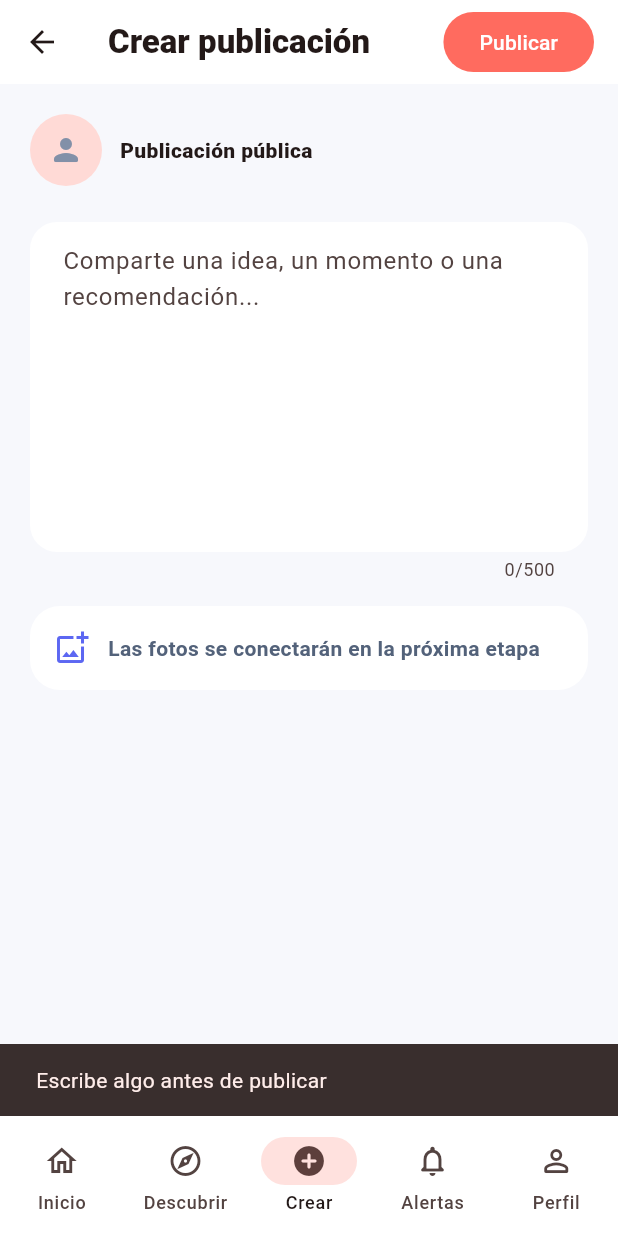
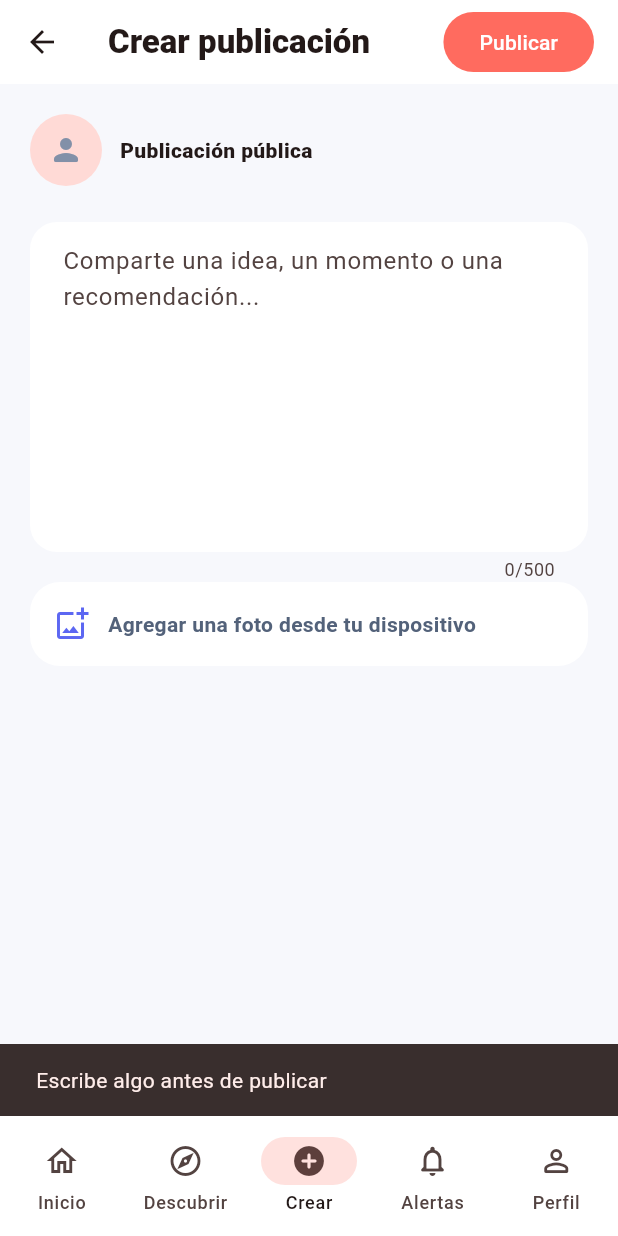
Before and after one commit to thezebrakingok/com.vylio.cloupbi, a Flutter app: the HomeShell screen opened directly, item 3 of the bottom bar chosen, after a tap on "Publicar", on a phone screen of 412 x 824 dp. Run offline on Flutter 3.47's test engine with Material 3 defaults, Android fonts, the phone set to English and light mode, and no system bars; our stand-ins replace image_picker, supabase_flutter; accounts and stored records are empty.

Commit message:
Preparar version de produccion sin contenido simulado

```diff
--- a/lib/main.dart
+++ b/lib/main.dart
@@ -1,4 +1,7 @@
+import 'dart:io';
+
 import 'package:flutter/material.dart';
+import 'package:image_picker/image_picker.dart';
 
 import 'core/supabase_service.dart';
 import 'data/auth_service.dart';
@@ -114,6 +117,7 @@ class _AuthPageState extends State<AuthPage> {
   final _email = TextEditingController();
   final _password = TextEditingController();
   final _name = TextEditingController();
+  final _username = TextEditingController();
   final _auth = const AuthService();
   bool _isSignUp = false;
   bool _busy = false;
@@ -124,6 +128,7 @@ class _AuthPageState extends State<AuthPage> {
     _email.dispose();
     _password.dispose();
     _name.dispose();
+    _username.dispose();
     super.dispose();
   }
 
@@ -173,6 +178,16 @@ class _AuthPageState extends State<AuthPage> {
                   const SizedBox(height: 24),
                   if (_isSignUp) ...[
                     TextField(
+                      controller: _username,
+                      textInputAction: TextInputAction.next,
+                      decoration: const InputDecoration(
+                        labelText: 'Nombre de usuario',
+                        hintText: 'ej: cloupbi_user',
+                        prefixIcon: Icon(Icons.alternate_email_rounded),
+                      ),
+                    ),
+                    const SizedBox(height: 12),
+                    TextField(
                       controller: _name,
                       textInputAction: TextInputAction.next,
                       decoration: const InputDecoration(
@@ -186,8 +201,10 @@ class _AuthPageState extends State<AuthPage> {
                     controller: _email,
                     keyboardType: TextInputType.emailAddress,
                     textInputAction: TextInputAction.next,
-                    decoration: const InputDecoration(
-                      labelText: 'Correo electrónico',
+                    decoration: InputDecoration(
+                      labelText: _isSignUp
+                          ? 'Correo electrónico'
+                          : 'Usuario o correo electrónico',
                       prefixIcon: Icon(Icons.mail_outline_rounded),
                     ),
                   ),
@@ -259,14 +276,25 @@ class _AuthPageState extends State<AuthPage> {
   Future<void> _submit() async {
     final email = _email.text.trim();
     final password = _password.text;
-    if (email.isEmpty || password.length < 6) {
-      _show('Ingresá un correo y una contraseña de al menos 6 caracteres.');
+    final username = _username.text.trim().toLowerCase();
+    final identifier = _email.text.trim();
+    if (identifier.isEmpty ||
+        password.length < 6 ||
+        (_isSignUp &&
+            (username.length < 3 ||
+                !RegExp(r'^[a-z0-9_.]+$').hasMatch(username)))) {
+      _show(
+        _isSignUp
+            ? 'Usá un usuario de 3 caracteres o más, correo válido y contraseña de al menos 6 caracteres.'
+            : 'Ingresá tu usuario o correo y una contraseña de al menos 6 caracteres.',
+      );
       return;
     }
     setState(() => _busy = true);
     try {
       if (_isSignUp) {
         final response = await _auth.signUp(
+          username: username,
           email: email,
           password: password,
           displayName: _name.text,
@@ -275,7 +303,7 @@ class _AuthPageState extends State<AuthPage> {
           _show('Cuenta creada. Revisá tu correo para confirmar el acceso.');
         }
       } else {
-        await _auth.signIn(email: email, password: password);
+        await _auth.signIn(identifier: identifier, password: password);
       }
     } catch (error) {
       if (mounted) _show(_friendlyAuthError(error));
@@ -397,8 +425,8 @@ class _HomeShellState extends State<HomeShell> {
     }
   }
 
-  Future<void> _createPost(String body) async {
-    await _repository.createPost(body: body);
+  Future<void> _createPost(String body, String? imageUrl) async {
+    await _repository.createPost(body: body, imageUrl: imageUrl);
     await _loadFeed();
     if (mounted) setState(() => _selectedIndex = 0);
   }
@@ -482,7 +510,6 @@ class FeedPage extends StatelessWidget {
               ),
             ],
           ),
-          SliverToBoxAdapter(child: StoriesRow(onCreate: onCreate)),
           SliverToBoxAdapter(child: ComposerCard(onTap: onCreate)),
           if (loading)
             const SliverFillRemaining(
@@ -597,60 +624,6 @@ class BrandMark extends StatelessWidget {
       ],
     ),
   );
-}
-
-class StoriesRow extends StatelessWidget {
-  const StoriesRow({super.key, required this.onCreate});
-  final VoidCallback onCreate;
-  @override
-  Widget build(BuildContext context) {
-    const names = ['Tu historia', 'Sofia', 'Mateo', 'Valen', 'Nico'];
-    return SizedBox(
-      height: 112,
-      child: ListView.separated(
-        padding: const EdgeInsets.fromLTRB(20, 8, 20, 12),
-        scrollDirection: Axis.horizontal,
-        itemCount: names.length,
-        separatorBuilder: (_, _) => const SizedBox(width: 16),
-        itemBuilder: (context, index) {
-          final mine = index == 0;
-          return GestureDetector(
-            onTap: mine ? onCreate : () {},
-            child: Column(
-              children: [
-                Container(
-                  padding: const EdgeInsets.all(3),
-                  decoration: BoxDecoration(
-                    shape: BoxShape.circle,
-                    gradient: mine
-                        ? null
-                        : const LinearGradient(
-                            colors: [Color(0xFFFF6B5F), Color(0xFF5C67F2)],
-                          ),
-                    color: mine ? const Color(0xFFE5E9F2) : null,
-                  ),
-                  child: const CircleAvatar(
-                    radius: 30,
-                    backgroundColor: Colors.white,
-                    child: Icon(Icons.person_rounded, color: Color(0xFF8290A8)),
-                  ),
-                ),
-                const SizedBox(height: 6),
-                Text(
-                  names[index],
-                  style: const TextStyle(
-                    fontSize: 12,
-                    fontWeight: FontWeight.w600,
-                    color: Color(0xFF40516D),
-                  ),
-                ),
-              ],
-            ),
-          );
-        },
-      ),
-    );
-  }
 }
 
 class ComposerCard extends StatelessWidget {
@@ -1096,7 +1069,7 @@ class _PostAction extends StatelessWidget {
 
 class CreatePage extends StatefulWidget {
   const CreatePage({super.key, required this.onPostCreated});
-  final Future<void> Function(String body) onPostCreated;
+  final Future<void> Function(String body, String? imageUrl) onPostCreated;
 
   @override
   State<CreatePage> createState() => _CreatePageState();
@@ -1104,6 +1077,8 @@ class CreatePage extends StatefulWidget {
 
 class _CreatePageState extends State<CreatePage> {
   final _controller = TextEditingController();
+  final _picker = ImagePicker();
+  XFile? _selectedImage;
   bool _busy = false;
 
   @override
@@ -1160,8 +1135,22 @@ class _CreatePageState extends State<CreatePage> {
               fillColor: Colors.white,
             ),
           ),
-          const SizedBox(height: 16),
-          Container(
+          if (_selectedImage != null)
+            Padding(
+              padding: const EdgeInsets.only(bottom: 16),
+              child: ClipRRect(
+                borderRadius: BorderRadius.circular(20),
+                child: Image.file(
+                  File(_selectedImage!.path),
+                  height: 180,
+                  width: double.infinity,
+                  fit: BoxFit.cover,
+                ),
+              ),
+            ),
+          GestureDetector(
+            onTap: _pickImage,
+            child: Container(
               padding: const EdgeInsets.all(16),
               decoration: BoxDecoration(
                 color: Colors.white,
@@ -1174,16 +1163,15 @@ class _CreatePageState extends State<CreatePage> {
                     color: Color(0xFF5C67F2),
                   ),
                   SizedBox(width: 12),
-                Expanded(
-                  child: Text(
-                    'Las fotos se conectarán en la próxima etapa',
+                  Text(
+                    'Agregar una foto desde tu dispositivo',
                     style: TextStyle(
                       fontWeight: FontWeight.w600,
                       color: Color(0xFF53627A),
                     ),
                   ),
-                ),
-              ],
+                ],
+              ),
             ),
           ),
         ],
@@ -1198,8 +1186,19 @@ class _CreatePageState extends State<CreatePage> {
     }
     setState(() => _busy = true);
     try {
-      await widget.onPostCreated(_controller.text);
+      String? imageUrl;
+      if (_selectedImage != null) {
+        final bytes = await _selectedImage!.readAsBytes();
+        final name = _selectedImage!.name;
+        final extension = name.contains('.') ? name.split('.').last : 'jpg';
+        imageUrl = await const SocialRepository().uploadPostImage(
+          bytes: bytes,
+          extension: extension,
+        );
+      }
+      await widget.onPostCreated(_controller.text, imageUrl);
       _controller.clear();
+      if (mounted) setState(() => _selectedImage = null);
     } catch (_) {
       if (mounted) _show('No pudimos publicar. Revisá tu sesión.');
     } finally {
@@ -1210,6 +1209,14 @@ class _CreatePageState extends State<CreatePage> {
   void _show(String message) =>
       ScaffoldMessenger.of(context)
           .showSnackBar(SnackBar(content: Text(message)));
+
+  Future<void> _pickImage() async {
+    final image = await _picker.pickImage(
+      source: ImageSource.gallery,
+      imageQuality: 85,
+    );
+    if (mounted && image != null) setState(() => _selectedImage = image);
+  }
 }
 
 class DiscoverPage extends StatefulWidget {
@@ -1264,36 +1271,10 @@ class _DiscoverPageState extends State<DiscoverPage> {
             crossAxisAlignment: CrossAxisAlignment.start,
             children: [
               const Text(
-                'Tendencias para ti',
-                style: TextStyle(
-                  fontSize: 20,
-                  fontWeight: FontWeight.w800,
-                  color: Color(0xFF172943),
-                ),
-              ),
-              const SizedBox(height: 14),
-              Wrap(
-                spacing: 10,
-                runSpacing: 10,
-                children:
-                    [
-                          '#viajes',
-                          '#fotografia',
-                          '#musica',
-                          '#creadores',
-                          '#cocina',
-                          '#diseño',
-                        ]
-                        .map(
-                          (tag) => Chip(
-                            label: Text(tag),
-                            backgroundColor: Colors.white,
-                            side: BorderSide.none,
-                          ),
-                        )
-                        .toList(),
-              ),
-              const SizedBox(height: 28),
+                'Busca personas reales de CloUP BI',
+                style: TextStyle(color: Color(0xFF7B8AA1)),
+              ),
+              const SizedBox(height: 20),
               if (_loading)
                 const Center(
                   child: CircularProgressIndicator(color: Color(0xFFFF6B5F)),
--- a/pubspec.yaml
+++ b/pubspec.yaml
@@ -35,6 +35,7 @@ dependencies:
   # Use with the CupertinoIcons class for iOS style icons.
   cupertino_icons: ^1.0.8
   supabase_flutter: ^2.18.0
+  image_picker: ^1.2.4
 
 dev_dependencies:
   flutter_test:
```
Also changed, not shown: lib/data/auth_service.dart (+15 -5 lines), lib/data/social_repository.dart (+32 -0 lines), pubspec.lock, 4 other files. Lines whose indentation alone changed are shown as unchanged.
